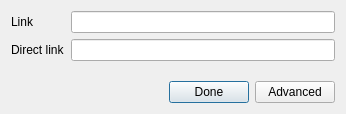
First picture: the form in src/exportresult.ui, repository sb0y/QScreenShotter, before the edit.
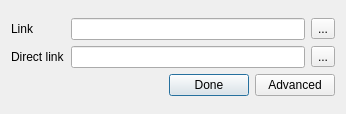
Second picture: the form after the edit. Custom widgets are drawn as their Qt base class.

Commit message: begin of copy button

```diff
--- a/src/exportresult.ui
+++ b/src/exportresult.ui
@@ -17,24 +17,14 @@
    <item>
     <layout class="QVBoxLayout" name="verticalLayout_2">
      <item>
-      <layout class="QFormLayout" name="formLayout">
-       <property name="fieldGrowthPolicy">
-        <enum>QFormLayout::AllNonFixedFieldsGrow</enum>
-       </property>
-       <item row="1" column="0">
-        <widget class="QLabel" name="linkLabel">
-         <property name="text">
-          <string>Link</string>
-         </property>
-         <property name="openExternalLinks">
-          <bool>true</bool>
-         </property>
-        </widget>
-       </item>
+      <layout class="QGridLayout" name="gridLayout">
        <item row="1" column="1">
+        <widget class="QLineEditFocus" name="directLink"/>
+       </item>
+       <item row="0" column="1">
         <widget class="QLineEditFocus" name="link"/>
        </item>
-       <item row="2" column="0">
+       <item row="1" column="0">
         <widget class="QLabel" name="directLinkLabel">
          <property name="text">
           <string>Direct link</string>
@@ -44,8 +34,29 @@
          </property>
         </widget>
        </item>
-       <item row="2" column="1">
-        <widget class="QLineEditFocus" name="directLink"/>
+       <item row="0" column="0">
+        <widget class="QLabel" name="linkLabel">
+         <property name="text">
+          <string>Link</string>
+         </property>
+         <property name="openExternalLinks">
+          <bool>true</bool>
+         </property>
+        </widget>
+       </item>
+       <item row="0" column="2">
+        <widget class="QToolButton" name="toolButton">
+         <property name="text">
+          <string>...</string>
+         </property>
+        </widget>
+       </item>
+       <item row="1" column="2">
+        <widget class="QToolButton" name="toolButton_2">
+         <property name="text">
+          <string>...</string>
+         </property>
+        </widget>
        </item>
       </layout>
      </item>
```
The commit also changes 2 other files.
